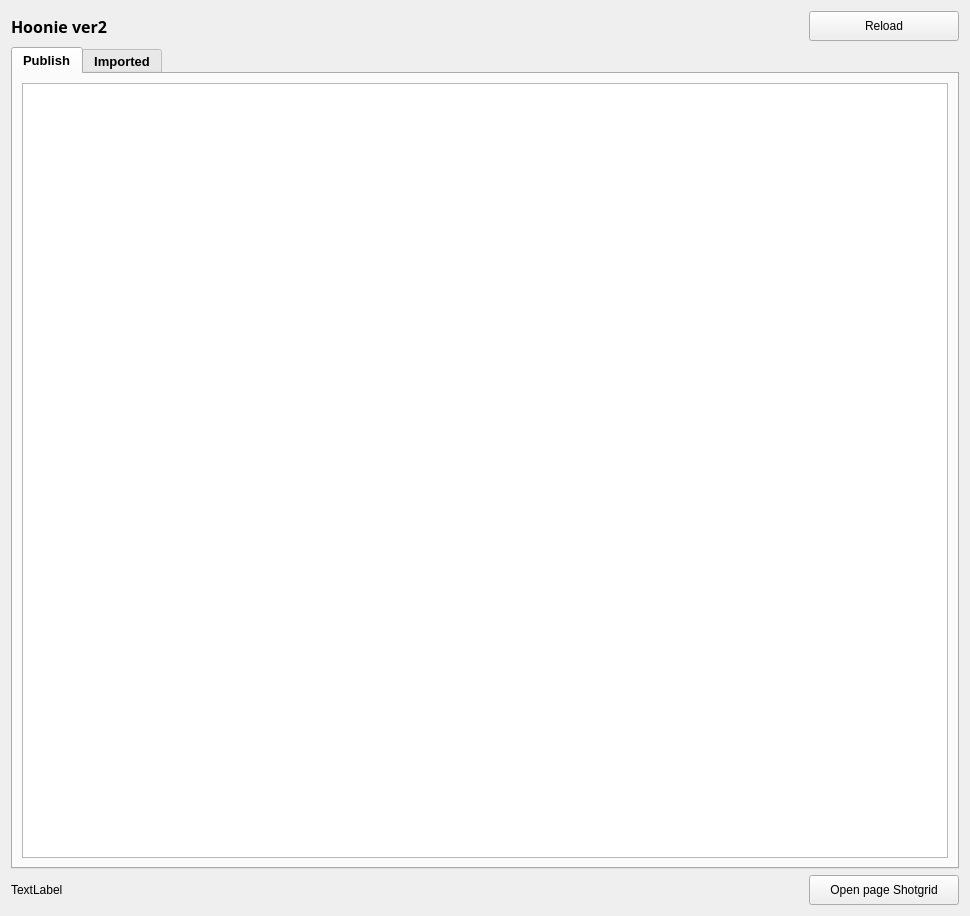
Above: LIT_grp/test_code/importABC/UI/hoonie2_ui.ui from keyringlsa/litScript before the change. Below: the same form after it.
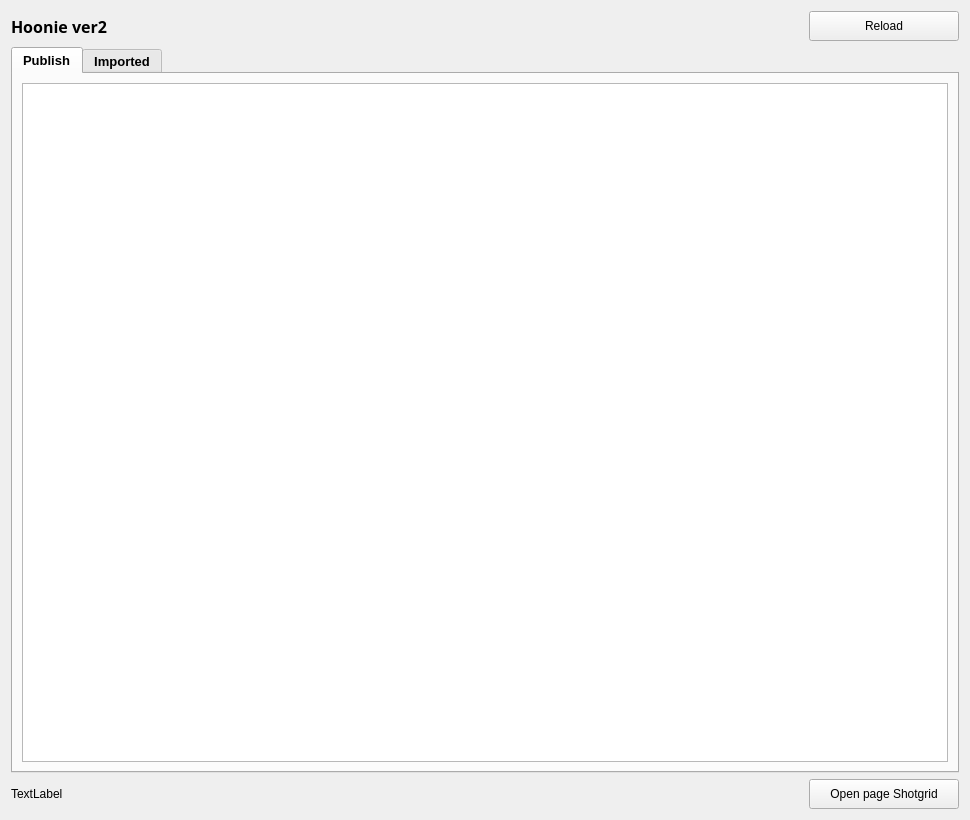
That is the form after the change. The open tabs and pages were chosen to show the change.

Patch:
```diff
--- a/LIT_grp/test_code/importABC/UI/hoonie2_ui.ui
+++ b/LIT_grp/test_code/importABC/UI/hoonie2_ui.ui
@@ -7,7 +7,7 @@
     <x>0</x>
     <y>0</y>
     <width>970</width>
-    <height>916</height>
+    <height>820</height>
    </rect>
   </property>
   <property name="windowTitle">
@@ -80,7 +80,15 @@
           </attribute>
           <layout class="QHBoxLayout" name="horizontalLayout_6">
            <item>
-            <widget class="QTreeView" name="publist"/>
+            <widget class="QTreeView" name="publist">
+             <property name="font">
+              <font>
+               <pointsize>9</pointsize>
+               <weight>50</weight>
+               <bold>false</bold>
+              </font>
+             </property>
+            </widget>
            </item>
           </layout>
          </widget>
```
Left out of the diff: 12 changed lines with no effect on the pictures.
